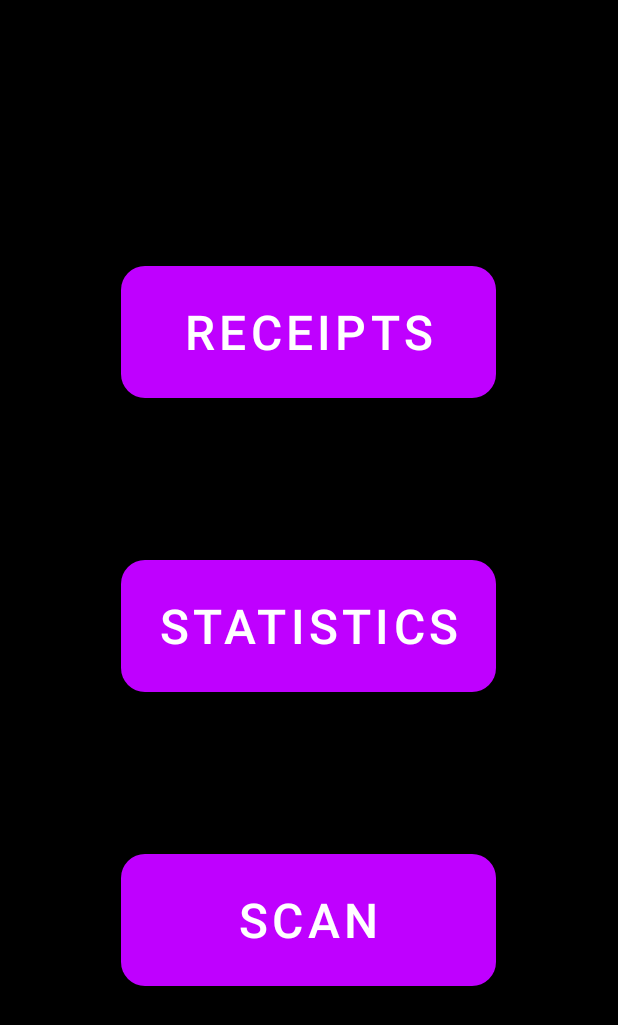
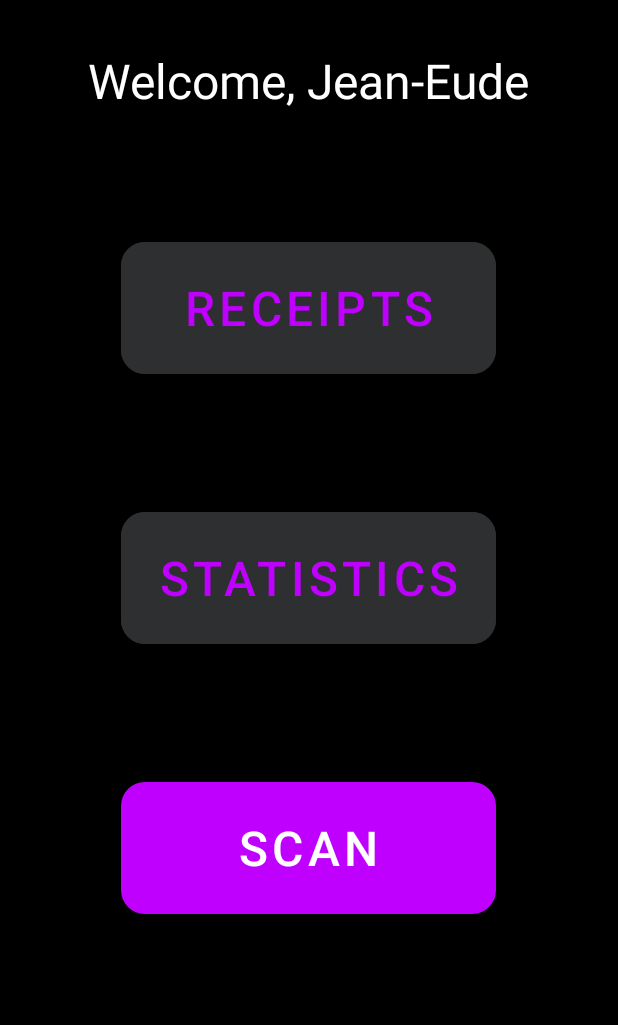
Before and after one commit to DrC0okie/scanalyze, an Android app: the screen it shows after launch (MainActivity), on a phone screen of 412 x 824 dp. Shown: the top 1025 px of the screen. Run offline under Robolectric (Android 15) with nearby library versions, the phone set to English and light mode, and no system bars.

Commit message:
Improved the layout

```diff
--- a/android_app/app/src/main/res/layout/activity_main.xml
+++ b/android_app/app/src/main/res/layout/activity_main.xml
@@ -12,32 +12,36 @@
         android:layout_width="wrap_content"
         android:layout_height="wrap_content"
         android:layout_centerHorizontal="true"
-        android:textColor="@color/scanalyze_purple"
-        android:textSize="32sp"
-        tools:text="Welcome, Jean-Eude" />
+        android:text="Welcome, Jean-Eude"
+        android:textColor="@color/white"
+        android:textSize="32sp" />
 
     <Button
         android:id="@+id/button_receipts"
         style="@style/ScanalyzeHomeButton"
         android:layout_below="@id/text_view_welcome"
         android:layout_centerHorizontal="true"
-        android:layout_marginTop="96dp"
-        android:text="Receipts" />
+        android:layout_marginTop="80dp"
+        android:backgroundTint="@color/scanalyze_grey"
+        android:text="Receipts"
+        android:textColor="@color/scanalyze_purple" />
 
     <Button
         android:id="@+id/button_stats"
         style="@style/ScanalyzeHomeButton"
         android:layout_below="@id/button_receipts"
         android:layout_centerHorizontal="true"
-        android:layout_marginTop="96dp"
-        android:text="Statistics" />
+        android:layout_marginTop="80dp"
+        android:backgroundTint="@color/scanalyze_grey"
+        android:text="Statistics"
+        android:textColor="@color/scanalyze_purple" />
 
     <Button
         android:id="@+id/button_scan"
         style="@style/ScanalyzeHomeButton"
         android:layout_below="@id/button_stats"
         android:layout_centerHorizontal="true"
-        android:layout_marginTop="96dp"
+        android:layout_marginTop="80dp"
         android:text="Scan" />
 
 </RelativeLayout>
```
Also changed, not shown: android_app/app/src/main/res/layout/activity_scan_preview.xml (+7 -5 lines), android_app/app/src/main/res/layout/activity_stats.xml (+18 -14 lines), android_app/app/src/main/res/drawable-nodpi/scanning.png (added).
